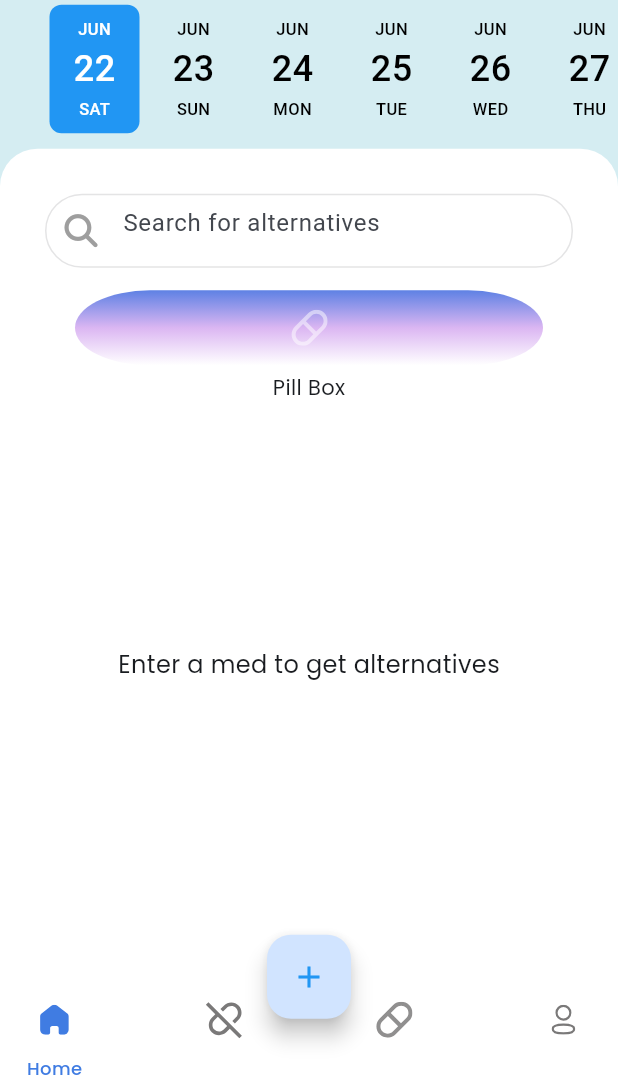
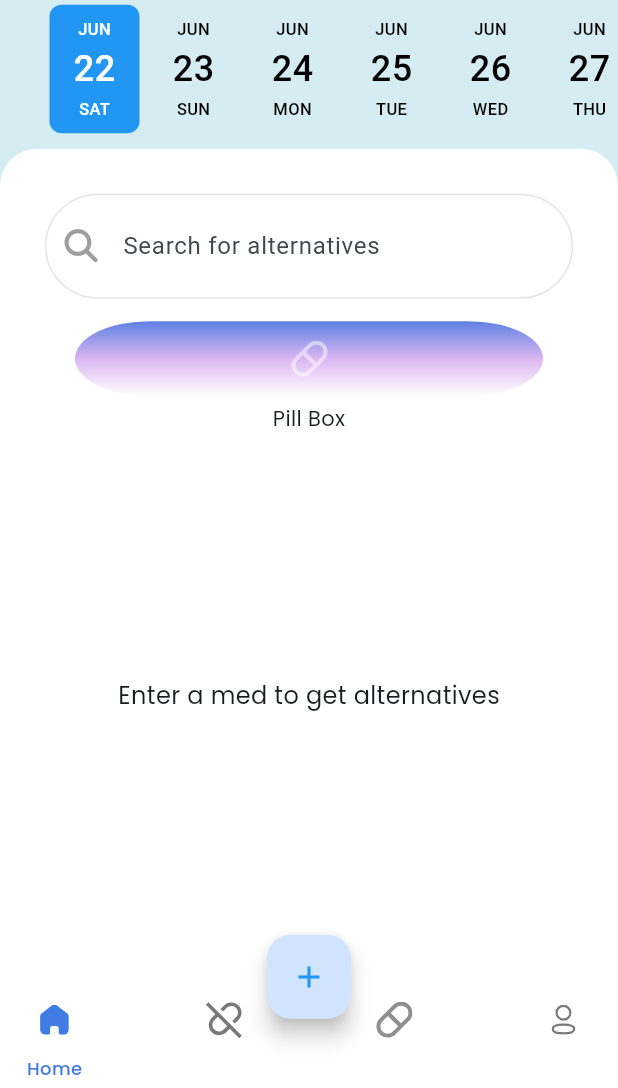
Before and after one commit to Nader-Eryan/Pulse_Graduation_Project, a Flutter app: the BottomNavBarViews screen opened directly, on a phone screen of 412 x 824 dp, the part 148-1236 px from its top. Run offline on Flutter 3.47's test engine with Material 3 defaults, Android fonts, the phone set to English and light mode, and no system bars; drawn by our look-alikes of date_picker_timeline; our stand-ins replace cloud_firestore, connectivity_plus, firebase_auth, firebase_core, firebase_database, firebase_messaging and 15 more; missing offline and left inert: flutter_facebook_auth; accounts and stored records are empty; project files that could hold a hidden picture were left out.

Commit message:
edit rec in home

```diff
--- a/lib/Features/home/presentation/views/home_view.dart
+++ b/lib/Features/home/presentation/views/home_view.dart
@@ -80,9 +80,7 @@ class _HomeViewState extends State<HomeView> {
               child: Column(
                 crossAxisAlignment: CrossAxisAlignment.start,
                 children: [
-                  SizedBox(
-                    height: Get.height * .06,
-                    child: TextField(
+                  TextField(
                     decoration: const InputDecoration(
                       prefixIcon: Icon(FontAwesomeIcons.magnifyingGlass,
                           color: Colors.grey, size: 22),
@@ -103,7 +101,6 @@ class _HomeViewState extends State<HomeView> {
                       isSearched = true;
                       searchForAlternatives(value);
                     },
-                    ),
                   ),
                   const SizedBox(height: 15.0),
                   Row(
```
Lines whose indentation alone changed are shown as unchanged.
